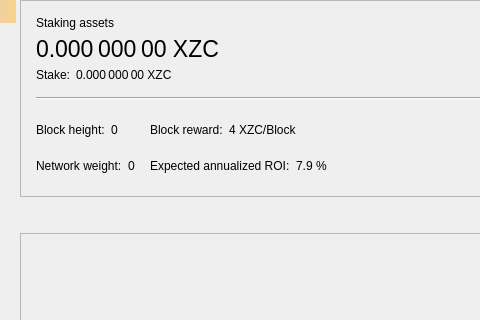
Old version of the form src/qt/forms/stakepage.ui in the repository IndexChain/Index-DIP3-Upgrade; both pictures show x 0 to 480 and y 0 to 320 of the 714 by 450 pixel window.
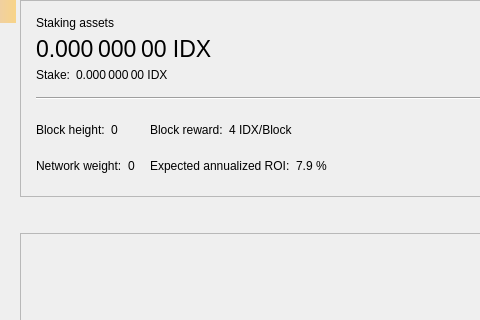
New version of the form. Custom widgets are drawn as their Qt base class.

Patch:
```diff
--- a/src/qt/forms/stakepage.ui
+++ b/src/qt/forms/stakepage.ui
@@ -69,7 +69,7 @@
            <string>Your current spendable balance</string>
           </property>
           <property name="text">
-           <string notr="true">0.000 000 00 XZC</string>
+           <string notr="true">0.000 000 00 IDX</string>
           </property>
           <property name="alignment">
            <set>Qt::AlignLeading|Qt::AlignLeft|Qt::AlignVCenter</set>
@@ -126,7 +126,7 @@
           <item>
            <widget class="QLabel" name="labelStake">
             <property name="text">
-             <string>0.000 000 00 XZC</string>
+             <string>0.000 000 00 IDX</string>
             </property>
             <property name="alignment">
              <set>Qt::AlignLeading|Qt::AlignLeft|Qt::AlignVCenter</set>
@@ -258,7 +258,7 @@
           <item>
            <widget class="QLabel" name="labelReward">
             <property name="text">
-             <string>4 XZC/Block</string>
+             <string>4 IDX/Block</string>
             </property>
             <property name="alignment">
              <set>Qt::AlignLeading|Qt::AlignLeft|Qt::AlignVCenter</set>
```
